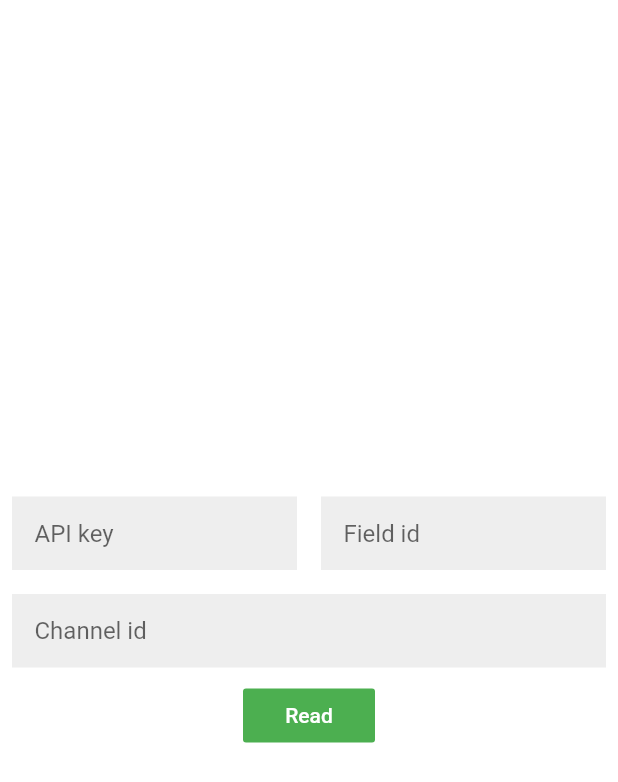
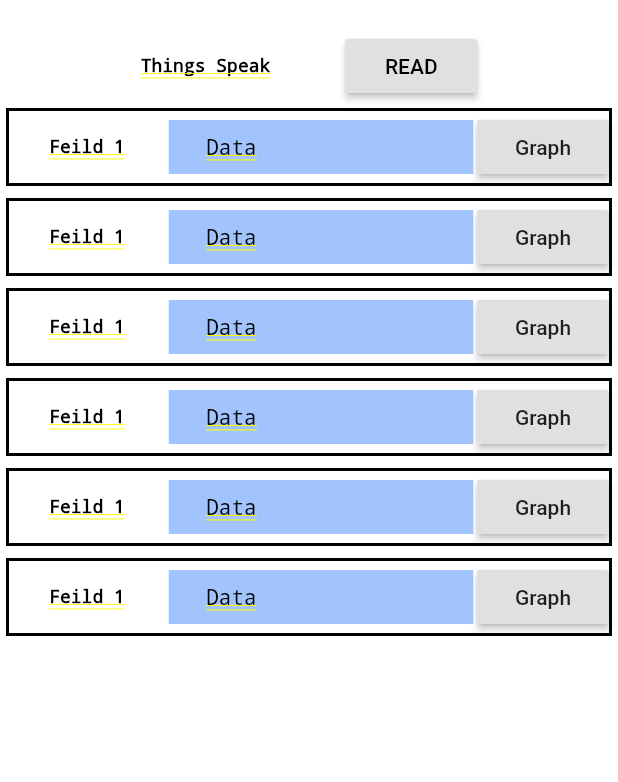
Before and after one commit to medhak16/ETILabs_ThingSpeak, a Flutter app: the TestForm screen opened by its route, on a phone screen of 412 x 824 dp. Shown: the top 782 px of the screen. Run offline on Flutter 3.47's test engine with Material 2 defaults, Android fonts, the phone set to English and light mode, and no system bars; our stand-ins replace modal_progress_hud, shared_preferences; accounts and stored records are empty; network calls fail.

Commit message:
Major changes in ui and functionsd

```diff
--- a/lib/constant.dart
+++ b/lib/constant.dart
@@ -1,5 +1,15 @@
 import 'package:flutter/material.dart';
 
 const kTextForHomeButtons =  TextStyle(
-                    color: Colors.white,
+                    color: Colors.black,
                   );
+         const kTextFeildHeadings =  TextStyle(
+                    color: Colors.black,
+                    fontSize: 12,
+                    fontWeight: FontWeight.bold
+                  );
+                  const kReadDataStyle =  TextStyle(
+                    color: Colors.black,
+                    fontSize: 14,
+                    fontWeight: FontWeight.w300
+                  );
--- a/lib/screens/form.dart
+++ b/lib/screens/form.dart
@@ -1,11 +1,13 @@
 import 'package:flutter/material.dart';
 import 'package:ui_thingspeak/model/data_model.dart';
-import 'package:ui_thingspeak/screens/result.dart';
-import 'package:ui_thingspeak/screens/result_field.dart';
 import 'package:ui_thingspeak/services/network.dart';
 import 'package:ui_thingspeak/model/responseData.dart';
-import 'dart:convert';
+import 'package:ui_thingspeak/constant.dart';
 import 'package:modal_progress_hud/modal_progress_hud.dart';
+import '../constant.dart';
+import '../constant.dart';
+import '../constant.dart';
+import 'package:ui_thingspeak/services/database_services.dart';
 
 class TestForm extends StatefulWidget {
   @override
@@ -18,6 +20,26 @@ class _TestFormState extends State<TestForm> {
   Model model = Model();
   ResponseData showRes = ResponseData();
   NetworkService _networkService = NetworkService();
+  DatabaseService _databaseService = DatabaseService();
+
+  String channelId;
+  String readKey;
+
+  void extractCredentials() async{
+    var mChannel =await _databaseService.getChannelId();
+    var mreadKey = await _databaseService.getReadKey();
+    setState(() {
+      channelId = mChannel;
+      readKey = mreadKey;
+    });
+  }
+
+  @override
+  void initState() {
+    extractCredentials();
+    // TODO: implement initState
+    super.initState();
+  }
 
   @override
   Widget build(BuildContext context) {
@@ -28,165 +50,91 @@ class _TestFormState extends State<TestForm> {
         child: Container(
           child: Form(
             key: _formKey,
-            child: Column(
+            child: ListView(
+              children: <Widget>[
+                SizedBox(
+                  height: 20,
+                ),
+                Row(
                   mainAxisAlignment: MainAxisAlignment.center,
                   children: <Widget>[
-                Container(
-                  alignment: Alignment.topCenter,
-                  child: Row(
-                    crossAxisAlignment: CrossAxisAlignment.start,
-                    children: <Widget>[
-                      Container(
-                        alignment: Alignment.topCenter,
-                        width: halfMediaWidth,
-                        child: MyTextFormField(
-                          hintText: 'API key',
-                          validator: (String value) {
-                            if (value.isEmpty) {
-                              return 'Enter the API key';
-                            }
-                            return null;
+                    Text(
+                      'Things Speak',
+                      style: kTextFeildHeadings,
+                    ),
+                    SizedBox(
+                      width: 50,
+                    ),
+                    RaisedButton(
+                        onPressed: () async{
+                          var dataResponse =
+                              await _networkService.getAllResponseAtOnce(
+                                  channelId: channelId, readKey: readKey);
+                         // print('dataResponse');
                         },
-                          onChange: (value) {
-                           // model.apiKey = value;
-                          },
+                        child: Text(
+                          'READ',
+                          style: kTextForHomeButtons,
+                        )),
+                  ],
                 ),
-                      ),
-                      Container(
-                        alignment: Alignment.topCenter,
-                        width: halfMediaWidth,
-                        child: MyTextFormField(
-                          hintText: 'Field id',
-                          /*validator: (String value) {
-                            if (value.isEmpty) {
-                              return 'Enter the field name';
-                            }
-                            return null;
-                          },*/
-                          onChange: (value) {
-                            model.field = value;
-                          },
-                        ),
-                      )
+                ReadContainer(),
+                ReadContainer(),
+                ReadContainer(),
+                ReadContainer(),
+                ReadContainer(),
+                ReadContainer(),
               ],
             ),
           ),
-                MyTextFormField(
-                  hintText: 'Channel id',
-                  /*validator: (String value) {
-                    if (value.isEmpty) {
-                      return 'Enter a channel id';
+        ));
   }
-                    return null;
-                  },*/
-                  onChange: (value) {
-                    model.channelId = value;
-                  },
+}
+
+class ReadContainer extends StatelessWidget {
+  const ReadContainer({
+    Key key,
+  }) : super(key: key);
+
+  @override
+  Widget build(BuildContext context) {
+    return Container(
+      margin: EdgeInsets.all(4),
+      decoration:
+          BoxDecoration(border: Border.all(color: Colors.black, width: 2.0)),
+      child: Row(
+        mainAxisAlignment: MainAxisAlignment.spaceBetween,
+        children: <Widget>[
+          Expanded(
+              flex: 1,
+              child: Container(
+                  child: Center(
+                      child: Text(
+                'Feild 1',
+                style: kTextFeildHeadings,
+              )))),
+          Expanded(
+            flex: 2,
+            child: Container(
+              decoration: BoxDecoration(
+                color: Colors.blueAccent.withOpacity(0.50),
               ),
-                FlatButton(
-                  color: Colors.green,
-                  onPressed: () async {
-                    var response;
-                    setState(() {
-                      _isLoading = true;
-                    });
-                    //read call function
-
-                    //   if(model.field !=null){
-                    //       response = await _networkService.getResponseUsingFieldValue(
-                    //     channelId: model.channelId, apiKey: model.apiKey,fieldValue: model.field);
-                    //   }
-                    //   else{
-                    //      response = await _networkService.getAllResponseAtOnce(
-                    //     channelId: model.channelId, apiKey: model.apiKey);
-                    //   }
-                    // if (response != null) {
-                      // var field = model.field;
-                      // print('response: $response');
-                      // var recData = jsonDecode(response);
-                      // debugPrint('Recdata is: $recData');
-                      // int id = recData['channel']['id'];
-                      // String name = recData['channel']['name'];
-                      // String description = recData['channel']['description'];
-                      // String field1_name = recData['channel']['field1'];
-                      // String field2_name = recData['channel']['field2'];
-                      // String field3_name = recData['channel']['field3'];
-                      // String create_date = recData['channel']['created_at'];
-                      // String update_date = recData['channel']['updated_at'];
-                      // int lastId = recData['channel']['last_entry_id'];
-                      // int entry0 = recData['feeds'][0]['entry_id'];
-                      // int entry1 = recData['feeds'][1]['entry_id'];
-                      // String feed0Creation =recData['feeds'][0]['created_at'];
-                      // String feed1Creation =recData['feeds'][1]['created_at'];
-                      // var f10 = recData['feeds'][0]['field1'];
-                      // var f20 = recData['feeds'][0]['field2'];
-                      // var f30 = recData['feeds'][0]['field3'];
-                      // var f11 = recData['feeds'][1]['field1'];
-                      // var f21 = recData['feeds'][1]['field2'];
-                      // var f31 = recData['feeds'][1]['field3'];
-
-                      // var feild_column1 = recData['feeds'][0]['field$field'];
-                      // var feild_column2 = recData['feeds'][1]['field$field'];
-
-                      // debugPrint('sending : $feild_column1');
-
-                      // //print('$name');
-                      // showRes.id = id;
-                      // showRes.name = name;
-                      // showRes.description = description;
-                      // showRes.field1_name = field1_name;
-                      // showRes.field2_name = field2_name;
-                      // showRes.field3_name = field3_name;
-                      // showRes.create_date = create_date;
-                      // showRes.update_date = update_date;
-                      // showRes.lastId = lastId;
-                      // showRes.entry0 = entry0;
-                      // showRes.entry1 = entry1;
-                      // showRes.feed0Creation= feed0Creation;
-                      // showRes.feed1Creation =feed1Creation;
-                      // showRes.f10 = f10;
-                      // showRes.f20 = f20;
-                      // showRes.f30 = f30;
-                      // showRes.f11 = f11;
-                      // showRes.f21 = f21;
-                      // showRes.f31 = f31;
-                      setState(() {
-                        _isLoading = false;
-                      });
-
-                     if(model.field == null){
-                       Navigator.push(
-                           context,
-                           MaterialPageRoute(
-                               builder: (context) =>
-                                   ResultPage(showRes: this.showRes)));
-                     }
-                     else{
-                      // print('in navigator: field $field');
-                      //  Navigator.push(
-                      //      context,
-                      //      MaterialPageRoute(
-                      //          builder: (context) =>
-                      //              FieldResultPage(showRes: this.showRes, feild: model.field, feild_column1: feild_column1, feild_column2:feild_column2)));
-                     }
-                      //Navigator.pushNamed(context, model.field == null ? '/result' : '/result_field');
-                    // } else {
-                    //   print('response error');
-                    //   setState(() {
-                    //     _isLoading = false;
-                    //   });
-                    // }
-                  },
+              margin: EdgeInsets.all(2.5),
+              child: Padding(
+                padding:
+                    const EdgeInsets.symmetric(horizontal: 25, vertical: 10),
                 child: Text(
-                    'Read',
-                    style: TextStyle(
-                      color: Colors.white,
+                  'Data',
+                  style: kReadDataStyle,
                 ),
               ),
+            ),
+          ),
+          RaisedButton(
+            onPressed: () => print('graph'),
+            child: Text('Graph'),
           )
         ],
-            ),
-          ),
       ),
     );
   }
@@ -221,3 +169,119 @@ class MyTextFormField extends StatelessWidget {
     );
   }
 }
+
+//  FlatButton(
+//                   color: Colors.green,
+//                   onPressed: () async {
+
+//                     setState(() {
+//                       _isLoading = true;
+//                     });
+//                     //read call function
+
+//                     //   if(model.field !=null){
+//                     //       response = await _networkService.getResponseUsingFieldValue(
+//                     //     channelId: model.channelId, apiKey: model.apiKey,fieldValue: model.field);
+//                     //   }
+//                     //   else{
+//                     //      response = await _networkService.getAllResponseAtOnce(
+//                     //     channelId: model.channelId, apiKey: model.apiKey);
+//                     //   }
+//                     // if (response != null) {
+//                       // var field = model.field;
+//                       // print('response: $response');
+//                       // var recData = jsonDecode(response);
+//                       // debugPrint('Recdata is: $recData');
+//                       // int id = recData['channel']['id'];
+//                       // String name = recData['channel']['name'];
+//                       // String description = recData['channel']['description'];
+//                       // String field1_name = recData['channel']['field1'];
+//                       // String field2_name = recData['channel']['field2'];
+//                       // String field3_name = recData['channel']['field3'];
+//                       // String create_date = recData['channel']['created_at'];
+//                       // String update_date = recData['channel']['updated_at'];
+//                       // int lastId = recData['channel']['last_entry_id'];
+//                       // int entry0 = recData['feeds'][0]['entry_id'];
+//                       // int entry1 = recData['feeds'][1]['entry_id'];
+//                       // String feed0Creation =recData['feeds'][0]['created_at'];
+//                       // String feed1Creation =recData['feeds'][1]['created_at'];
+//                       // var f10 = recData['feeds'][0]['field1'];
+//                       // var f20 = recData['feeds'][0]['field2'];
+//                       // var f30 = recData['feeds'][0]['field3'];
+//                       // var f11 = recData['feeds'][1]['field1'];
+//                       // var f21 = recData['feeds'][1]['field2'];
+//                       // var f31 = recData['feeds'][1]['field3'];
+
+//                       // var feild_column1 = recData['feeds'][0]['field$field'];
+//                       // var feild_column2 = recData['feeds'][1]['field$field'];
+
+//                       // debugPrint('sending : $feild_column1');
+
+//                       // //print('$name');
+//                       // showRes.id = id;
+//                       // showRes.name = name;
+//                       // showRes.description = description;
+//                       // showRes.field1_name = field1_name;
+//                       // showRes.field2_name = field2_name;
+//                       // showRes.field3_name = field3_name;
+//                       // showRes.create_date = create_date;
+//                       // showRes.update_date = update_date;
+//                       // showRes.lastId = lastId;
+//                       // showRes.entry0 = entry0;
+//                       // showRes.entry1 = entry1;
+//                       // showRes.feed0Creation= feed0Creation;
+//                       // showRes.feed1Creation =feed1Creation;
+//                       // showRes.f10 = f10;
+//                       // showRes.f20 = f20;
+//                       // showRes.f30 = f30;
+//                       // showRes.f11 = f11;
+//                       // showRes.f21 = f21;
+//                       // showRes.f31 = f31;
+//                       setState(() {
+//                         _isLoading = false;
+//                       });
+
+//                      if(model.field == null){
+//                        Navigator.push(
+//                            context,
+//                            MaterialPageRoute(
+//                                builder: (context) =>
+//                                    ResultPage(showRes: this.showRes)));
+//                      }
+//                      else{
+//                       // print('in navigator: field $field');
+//                       //  Navigator.push(
+//                       //      context,
+//                       //      MaterialPageRoute(
+//                       //          builder: (context) =>
+//                       //              FieldResultPage(showRes: this.showRes, feild: model.field, feild_column1: feild_column1, feild_column2:feild_column2)));
+//                      }
+//                       //Navigator.pushNamed(context, model.field == null ? '/result' : '/result_field');
+//                     // } else {
+//                     //   print('response error');
+//                     //   setState(() {
+//                     //     _isLoading = false;
+//                     //   });
+//                     // }
+//                   },
+//                   child: Text(
+//                     'Read',
+//                     style: TextStyle(
+//                       color: Colors.white,
+//                     ),
+//                   ),
+//                 )
+
+//  Container(
+//                   height: 250,
+//                   decoration: BoxDecoration(
+//                   border: Border.all(color: Colors.black,width: 2.0),
+//                     color: Colors.blueAccent.withOpacity(0.50),
+//                   ),
+//                   margin: EdgeInsets.all(2.5),
+//                   child: Padding(
+//                     padding: const EdgeInsets.symmetric(horizontal: 25,vertical: 10),
+//                     child: Center(child: Text('Graph',style: TextStyle(color: Colors.black,backgroundColor: Colors.white),)),
+
+//                   ),
+//                 ),
--- a/lib/services/database_services.dart
+++ b/lib/services/database_services.dart
@@ -21,6 +21,18 @@ class DatabaseService {
  getChannelId() async {
   SharedPreferences prefs = await SharedPreferences.getInstance();
   //Return String
+  String stringValue =  prefs.getString("channelId");
+  return stringValue;
+}
+getReadKey() async {
+  SharedPreferences prefs = await SharedPreferences.getInstance();
+  //Return String
+  String stringValue =  prefs.getString("readKey");
+  return stringValue;
+}
+getWriteKey() async {
+  SharedPreferences prefs = await SharedPreferences.getInstance();
+  //Return String
   String stringValue =  prefs.getString("writeKey");
   return stringValue;
 }
--- a/lib/services/network.dart
+++ b/lib/services/network.dart
@@ -3,10 +3,10 @@ import 'package:http/http.dart' as http;
 
 class NetworkService {
 //Make a function to READ-ALL fields @ApiKey @channelID
-  Future<String> getAllResponseAtOnce({String channelId, String apiKey}) async {
+  Future<String> getAllResponseAtOnce({String channelId, String readKey}) async {
     //https://api.thingspeak.com/channels/1095647/feeds.json?api_key=S9MEVAKVC879GYZQ&results=2
     String url =
-        'https://api.thingspeak.com/channels/$channelId/feeds.json?api_key=$apiKey&results=2';
+        'https://api.thingspeak.com/channels/$channelId/feeds.json?api_key=$readKey&results=2';
     //print(url);
     var res = await http.get(url);
     if (res.statusCode == 200) {
```
Lines whose indentation alone changed are shown as unchanged.
